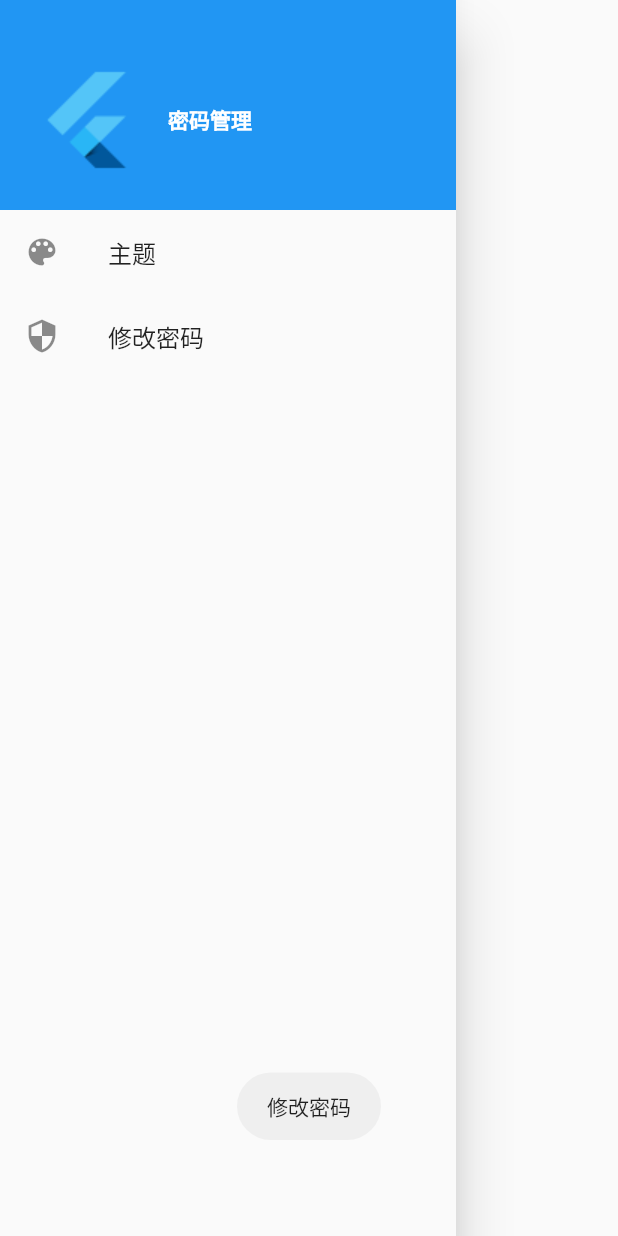
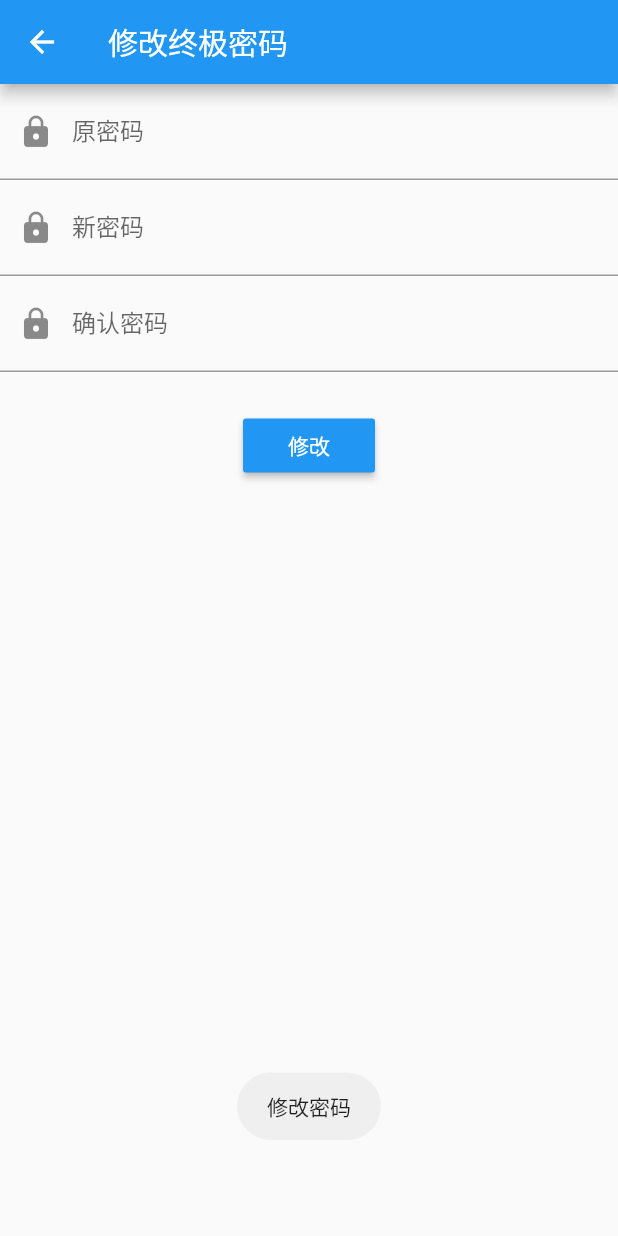
Before and after one commit to caiworld/password_manager, a Flutter app: the MyDrawer widget shown alone on an empty page, opened directly, after a tap on "修改密码", on a phone screen of 412 x 824 dp. Run offline on Flutter 3.47's test engine with Material 2 defaults, Android fonts, the phone set to English and light mode, and no system bars; our stand-ins replace convert, fluttertoast, pull_to_refresh, shared_preferences, sqflite; missing offline and left inert: flukit, flutter_string_encryption; accounts and stored records are empty; generated files the repository leaves out were written again.

Commit message:
提供修改终极密码的方法和页面，修复注册页登录后不进去主页的bug，修复生命周期方法不执行的bug

```diff
--- a/lib/common/Global.dart
+++ b/lib/common/Global.dart
@@ -19,6 +19,11 @@ class Global {
     _prefs.setString("password", value);
   }
 
+  /// 通过 SharedPreferences 保存数据
+  static Future<bool> saveBySharedPreferences(String key, String value) {
+    return _prefs.setString(key, value);
+  }
+
   /// 获取用户终极密码
   static String getPwdMd5() {
     // TODO 优化：将获取到的密码赋值给全局变量，这样获取时可以先判断有没有获取过，
--- a/lib/route/register_route.dart
+++ b/lib/route/register_route.dart
@@ -70,7 +70,7 @@ class _RegisterRouteState extends State<RegisterRoute> {
                 child: ConstrainedBox(
                   constraints: BoxConstraints.expand(height: 55),
                   child: RaisedButton(
-                    onPressed: _register(),
+                    onPressed: _register,
                     child: Text("进入"),
                     color: Theme.of(context).primaryColor,
                     textColor: Colors.white,
@@ -96,7 +96,7 @@ class _RegisterRouteState extends State<RegisterRoute> {
         Navigator.of(context).pop();
       }
       // 进入首页
-
+      Navigator.of(context).pushReplacementNamed("MyHomePageRoute");
     }
   }
 }
--- /dev/null
+++ b/lib/route/update_password_route.dart
@@ -0,0 +1,95 @@
+import 'package:flutter/material.dart';
+import 'package:password_manager/service/pwd_manager_service.dart';
+
+class UpdatePasswordRoute extends StatefulWidget {
+  @override
+  _UpdatePasswordRouteState createState() => _UpdatePasswordRouteState();
+}
+
+class _UpdatePasswordRouteState extends State<UpdatePasswordRoute> {
+  GlobalKey<FormState> _globalKey = GlobalKey<FormState>();
+  TextEditingController _oldPwdController = TextEditingController();
+  TextEditingController _newPwdController1 = TextEditingController();
+  TextEditingController _newPwdController2 = TextEditingController();
+
+  @override
+  Widget build(BuildContext context) {
+    return Scaffold(
+      appBar: AppBar(
+        title: Text("修改终极密码"),
+      ),
+      body: Center(
+        child: Form(
+          key: _globalKey,
+          child: Column(
+            children: <Widget>[
+              TextFormField(
+                controller: _oldPwdController,
+                decoration: InputDecoration(
+                  labelText: "原密码",
+                  hintText: "请输入原密码",
+                  prefixIcon: Icon(Icons.lock),
+                ),
+                obscureText: true,
+                validator: (value) {
+                  return value.trim().isNotEmpty ? null : "原密码不能为空";
+                },
+              ),
+              TextFormField(
+                controller: _newPwdController1,
+                decoration: InputDecoration(
+                  labelText: "新密码",
+                  hintText: "请输入新密码",
+                  prefixIcon: Icon(Icons.lock),
+                ),
+                obscureText: true,
+                validator: (value) {
+                  return value.trim().isNotEmpty ? null : "新密码不能为空";
+                },
+              ),
+              TextFormField(
+                controller: _newPwdController2,
+                decoration: InputDecoration(
+                  labelText: "确认密码",
+                  hintText: "请输入确认密码",
+                  prefixIcon: Icon(Icons.lock),
+                ),
+                obscureText: true,
+                validator: (value) {
+                  if (value.trim().isEmpty) {
+                    return "确认密码不能为空";
+                  }
+                  if (_newPwdController1.text.isNotEmpty &&
+                      _newPwdController1.text != value) {
+                    return "两次输入密码不一致";
+                  }
+                  return null;
+                },
+              ),
+              Padding(
+                padding: const EdgeInsets.only(top: 25),
+                child: RaisedButton(
+                  onPressed: () async {
+                    if (_globalKey.currentState.validate()) {
+                      // TODO 弹窗提醒
+                      print("确认弹窗");
+                      bool result = await PwdManagerService.updatePassword(
+                          _oldPwdController.text, _newPwdController2.text);
+                      print(result);
+                      if (result) {
+                        Navigator.of(context).pop();
+                      }
+                    }
+                  },
+                  color: Theme.of(context).primaryColor,
+                  textColor: Colors.white,
+                  child: Text("修改"),
+                ),
+              )
+            ],
+          ),
+        ),
+      ),
+    );
+  }
+}
--- a/lib/widget/my_drawer.dart
+++ b/lib/widget/my_drawer.dart
@@ -1,5 +1,3 @@
-import 'dart:io';
-
 import 'package:flutter/material.dart';
 import 'package:password_manager/common/utils.dart';
 
@@ -17,7 +15,7 @@ class MyDrawer extends StatelessWidget {
               // 构建抽屉菜单头部
               _buildHeader(context),
               // 构建功能菜单
-              Expanded(child: _buildMenus()),
+              Expanded(child: _buildMenus(context)),
             ],
           )),
     );
@@ -53,18 +51,23 @@ class MyDrawer extends StatelessWidget {
   }
 
   /// 构建功能菜单
-  Widget _buildMenus() {
+  Widget _buildMenus(BuildContext context) {
     return ListView(
       children: <Widget>[
         ListTile(
           leading: const Icon(Icons.color_lens),
           title: Text("主题"),
-          onTap: () => {Utils.showToast("切换主题")},
+          onTap: () {
+            Utils.showToast("切换主题");
+          },
         ),
         ListTile(
           leading: const Icon(Icons.security),
           title: Text("修改密码"),
-          onTap: () => Utils.showToast("修改密码"),
+          onTap: () {
+            Navigator.of(context).pushNamed("UpdatePasswordRoute");
+            Utils.showToast("修改密码");
+          },
         )
       ],
     );
```
Also changed, not shown: lib/dao/pwd_manager_dao.dart (+40 -0 lines), lib/main.dart (+13 -7 lines), lib/service/pwd_manager_service.dart (+50 -0 lines).
